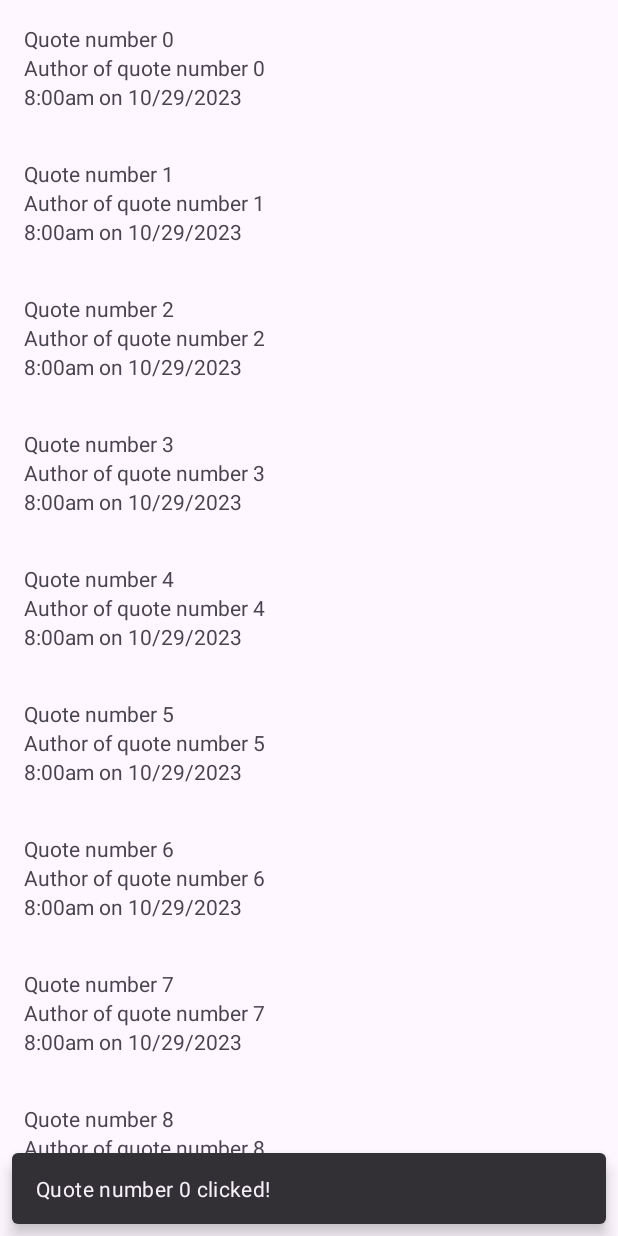
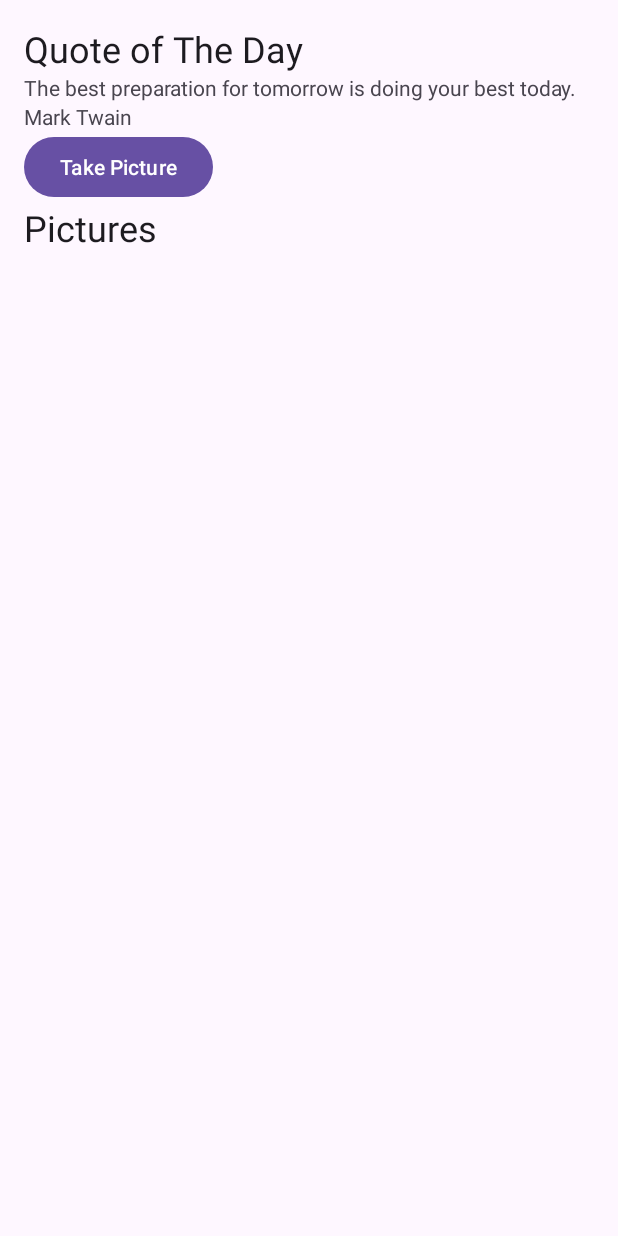
Before and after one commit to scolumbia/QuotePics, an Android app: the screen it shows after launch (QuotesActivity), after a tap on an icon or button, on a phone screen of 412 x 824 dp. Run offline under Robolectric (Android 15) with nearby library versions, the phone set to English and light mode, and no system bars.

Commit message:
Navigating to detail screen.

```diff
--- a/app/src/main/java/com/bignerdranch/android/quotepics/QuotesListAdapter.kt
+++ b/app/src/main/java/com/bignerdranch/android/quotepics/QuotesListAdapter.kt
@@ -9,19 +9,21 @@ import com.google.android.material.snackbar.Snackbar
 
 
 class QuoteHolder(private val binding: ListItemQuoteBinding) : RecyclerView.ViewHolder(binding.root) {
-    fun bind(quote: Quote) {
+    fun bind(quote: Quote, onQuoteClicked: (quote: Quote) -> Unit) {
         binding.quoteText.text = quote.text
         binding.quoteAuthor.text = quote.author
 
         binding.root.setOnClickListener{
-            Snackbar.make(binding.root,
-                "${quote.text} clicked!",
-                Snackbar.LENGTH_SHORT).show()
+//            Snackbar.make(binding.root,
+//                "${quote.text} clicked!",
+//                Snackbar.LENGTH_SHORT).show()
+            onQuoteClicked(quote)
         }
 
     }
 }
-class QuotesListAdapter(private val quotes: List<Quote>
+class QuotesListAdapter(private val quotes: List<Quote>,
+    private val onQuoteClicked: (quote: Quote) -> Unit
 ) : RecyclerView.Adapter<QuoteHolder>() {
     override fun onCreateViewHolder(parent: ViewGroup, viewType: Int): QuoteHolder {
         Log.d("QuotesListAdapter", "onCreateViewHolder")
@@ -35,6 +37,6 @@ class QuotesListAdapter(private val quotes: List<Quote>
 
     override fun onBindViewHolder(holder: QuoteHolder, position: Int) {
         val quote = quotes[position]
-        holder.bind(quote)
+        holder.bind(quote, onQuoteClicked)
     }
 }
--- a/app/src/main/java/com/bignerdranch/android/quotepics/QuotesListFragment.kt
+++ b/app/src/main/java/com/bignerdranch/android/quotepics/QuotesListFragment.kt
@@ -12,6 +12,7 @@ import androidx.lifecycle.Lifecycle
 import androidx.lifecycle.lifecycleScope
 import androidx.lifecycle.repeatOnLifecycle
 import androidx.navigation.fragment.findNavController
+import kotlinx.coroutines.launch
 
 private const val TAG = "QuotesListFragment"
 class QuotesListFragment : Fragment() {
@@ -35,9 +36,9 @@ class QuotesListFragment : Fragment() {
 
         binding.quotesRecyclerView.layoutManager = LinearLayoutManager(context)
 
-        val quotes = quotesListViewModel.quotes
-        val adapter = QuotesListAdapter(quotes)
-        binding.quotesRecyclerView.adapter = adapter
+//        val quotes = quotesListViewModel.quotes
+//        val adapter = QuotesListAdapter(quotes)
+//        binding.quotesRecyclerView.adapter = adapter
 
         return binding.root
     }
@@ -45,23 +46,14 @@ class QuotesListFragment : Fragment() {
     override fun onViewCreated(view: View, savedInstanceState: Bundle?) {
         super.onViewCreated(view, savedInstanceState)
 
-//        binding.quotesRecyclerView.adapter = QuotesListAdapter(quotesListViewModel.quotes) { quote ->
-//            val action = QuotesListFragmentDirections
-//                .actionQ(quote.quoteId)
-//            findNavController().navigate(action)
-//
-//        }
+        // navigate to QuoteDetailFragment when a Quote is clicked. Pass a Quote as an argument
+        // to QuoteDetailFragment
+        binding.quotesRecyclerView.adapter = QuotesListAdapter(quotesListViewModel.quotes) { quote ->
+            val action = QuotesListFragmentDirections.showQuoteDetail(quote)
+            findNavController().navigate(action)
+        }
 
-//        viewLifeCycleOwner.lifecycleScope.launch {
-//            viewLifecycleOwner.repeatOnLifecycle(Lifecycle.State.STARTED) {
-//                quotesListViewModel.quotes.collect {quotes ->
-//                    binding.quotesRecyclerView.adapter = QuotesListAdapter(quotes) { quote ->
-//                        val action = QuotesListFragmentDirections
-//                            .actionQuotesListFragmentToQuoteDetailFragment(quote.quoteId)
-//                        findNavController().navigate(action)}
-//                }
-//            }
-//        }
+
 
     }
 }
--- a/app/src/main/res/layout/fragment_quote_detail.xml
+++ b/app/src/main/res/layout/fragment_quote_detail.xml
@@ -21,18 +21,19 @@
     <TextView
         android:layout_width="match_parent"
         android:layout_height="wrap_content"
-        android:id="@+id/quote_date"
-        android:text="@string/date" />
+        android:id="@+id/quote_author"
+        android:text="@string/author_placeholder" />
 
     <Button
         android:id="@+id/take_picture"
         android:layout_width="wrap_content"
         android:layout_height="wrap_content"
-        tools:text="@string/take_picture_label" />
+        android:text="@string/take_picture_label" />
 
     <TextView
         android:layout_width="match_parent"
         android:layout_height="wrap_content"
+        android:textAppearance="?attr/textAppearanceHeadline5"
         android:text="@string/pictures_label" />
 
 </LinearLayout>
--- a/app/src/main/res/values/strings.xml
+++ b/app/src/main/res/values/strings.xml
@@ -2,7 +2,7 @@
     <string name="app_name">QuotePics</string>
     <string name="quote_title_label">Quote of The Day</string>
     <string name="given_quote">"The best preparation for tomorrow is doing your best today."</string>
-    <string name="date">Sun Nov 19 2023</string>
+    <string name="author_placeholder">Mark Twain</string>
     <string name="pictures_label">Pictures</string>
     <string name="take_picture_label">Take Picture</string>
 </resources>
```
